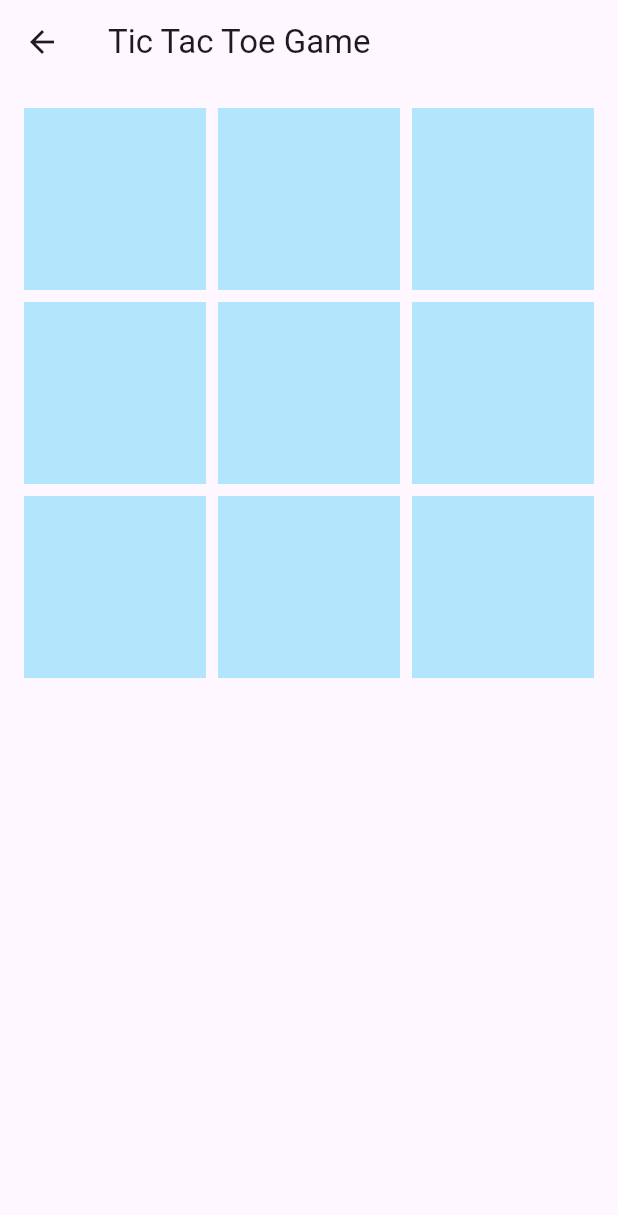
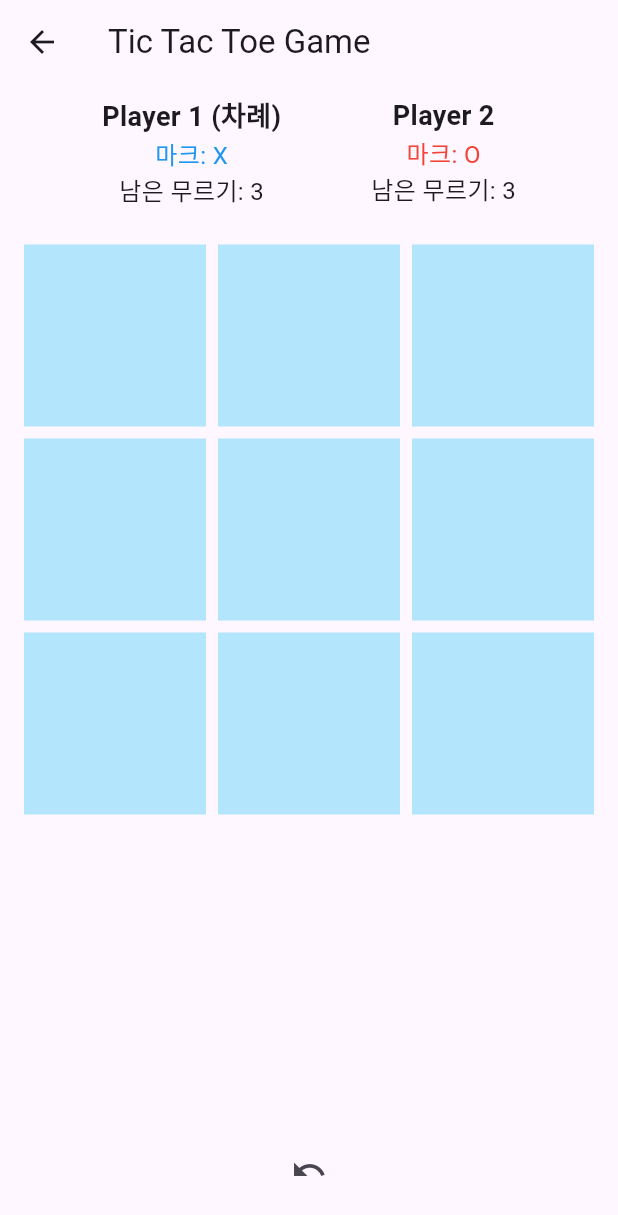
Before and after one commit to donghyukkil/flutter_tictactoe, a Flutter app: the GameSettingsScreen screen opened directly, after a tap on "Start Game", on a phone screen of 412 x 824 dp. Shown: the top 1215 px of the screen. Run offline on Flutter 3.47's test engine with Material 3 defaults, Android fonts, the phone set to English and light mode, and no system bars.

Commit message:
feat: 게임보드 추가

```diff
--- a/lib/models/game_model.dart
+++ b/lib/models/game_model.dart
@@ -13,6 +13,10 @@ class GameModel {
   bool gameOver = false;
   String? winner;
 
+  int player1UndoCount = 3;
+  int player2UndoCount = 3;
+  List<List<String>> previousBoards = [];
+
   GameModel({
     required this.boardSize,
     required this.winCondition,
@@ -27,6 +31,7 @@ class GameModel {
 
   void markTile(int index) {
     if (board[index].isEmpty && !gameOver) {
+      previousBoards.add(List.from(board));
       board[index] = isPlayer1Turn ? player1Mark : player2Mark;
       checkWinCondition();
       isPlayer1Turn = !isPlayer1Turn;
--- a/lib/views/game/game_screen.dart
+++ b/lib/views/game/game_screen.dart
@@ -55,6 +55,26 @@ class _GameScreenState extends State<GameScreen> {
     }
   }
 
+  void _showUndoLimitReachedAlert() {
+    showDialog(
+      context: context,
+      builder: (BuildContext context) {
+        return AlertDialog(
+          title: const Text('알림'),
+          content: const Text('더 이상 무르기를 사용할 수 없습니다.'),
+          actions: <Widget>[
+            TextButton(
+              onPressed: () {
+                Navigator.of(context).pop();
+              },
+              child: const Text('확인'),
+            ),
+          ],
+        );
+      },
+    );
+  }
+
   Color determineBorderColor(String value) {
     if (value == widget.gameController.model.player1Mark) {
       return widget.gameController.model.player1Color;
@@ -75,7 +95,50 @@ class _GameScreenState extends State<GameScreen> {
       appBar: AppBar(
         title: const Text('Tic Tac Toe Game'),
       ),
-      body: GridView.builder(
+      body: Column(
+        mainAxisAlignment: MainAxisAlignment.start,
+        children: [
+          _buildPlayerInfoSection(),
+          Expanded(
+            child: _buildGameBoard(),
+          ),
+          _buildControlButtons(),
+        ],
+      ),
+    );
+  }
+
+  Widget _buildPlayerInfoSection() {
+    final model = widget.gameController.model;
+
+    return Padding(
+      padding: const EdgeInsets.all(8.0),
+      child: Row(
+        mainAxisAlignment: MainAxisAlignment.spaceEvenly,
+        children: [
+          _buildPlayerInfo('Player 1', model.player1Mark, model.player1Color,
+              model.isPlayer1Turn, model.player1UndoCount),
+          _buildPlayerInfo('Player 2', model.player2Mark, model.player2Color,
+              !model.isPlayer1Turn, model.player2UndoCount),
+        ],
+      ),
+    );
+  }
+
+  Widget _buildPlayerInfo(String playerName, String mark, Color color,
+      bool isCurrentTurn, int undoCount) {
+    return Column(
+      children: [
+        Text(playerName + (isCurrentTurn ? " (차례)" : ""),
+            style: const TextStyle(fontSize: 18, fontWeight: FontWeight.bold)),
+        Text("마크: $mark", style: TextStyle(color: color, fontSize: 16)),
+        Text("남은 무르기: $undoCount", style: const TextStyle(fontSize: 16)),
+      ],
+    );
+  }
+
+  Widget _buildGameBoard() {
+    return GridView.builder(
       padding: const EdgeInsets.all(16),
       gridDelegate: SliverGridDelegateWithFixedCrossAxisCount(
         crossAxisCount: widget.gameController.model.boardSize,
@@ -86,13 +149,13 @@ class _GameScreenState extends State<GameScreen> {
       itemCount: widget.gameController.model.board.length,
       itemBuilder: (context, index) {
         String value = widget.gameController.model.board[index];
+
         return InkWell(
           onTap: () => widget.gameController.markTile(index),
           child: Container(
             decoration: BoxDecoration(
               color: Colors.lightBlue.shade100,
-                border:
-                    Border.all(color: determineBorderColor(value), width: 2),
+              border: Border.all(color: determineBorderColor(value), width: 2),
             ),
             child: Center(
               child: Text(
@@ -106,6 +169,27 @@ class _GameScreenState extends State<GameScreen> {
           ),
         );
       },
+    );
+  }
+
+  Widget _buildControlButtons() {
+    return Padding(
+      padding: const EdgeInsets.symmetric(vertical: 20.0),
+      child: Row(
+        mainAxisAlignment: MainAxisAlignment.spaceEvenly,
+        children: [
+          IconButton(
+            icon: const Icon(Icons.undo),
+            onPressed: () {
+              if ((widget.gameController.model.isPlayer1Turn &&
+                      widget.gameController.model.player1UndoCount == 0) ||
+                  (!widget.gameController.model.isPlayer1Turn &&
+                      widget.gameController.model.player2UndoCount == 0)) {
+                _showUndoLimitReachedAlert();
+              } else {}
+            },
+          )
+        ],
       ),
     );
   }
```
Lines whose indentation alone changed are shown as unchanged.
